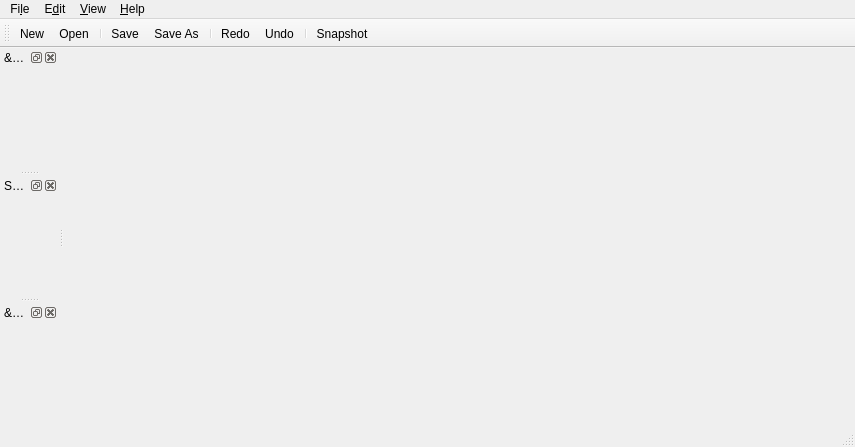
Above: res/designer/mainwindow.ui from tsalemink/neon before the change. Below: the same form after it.
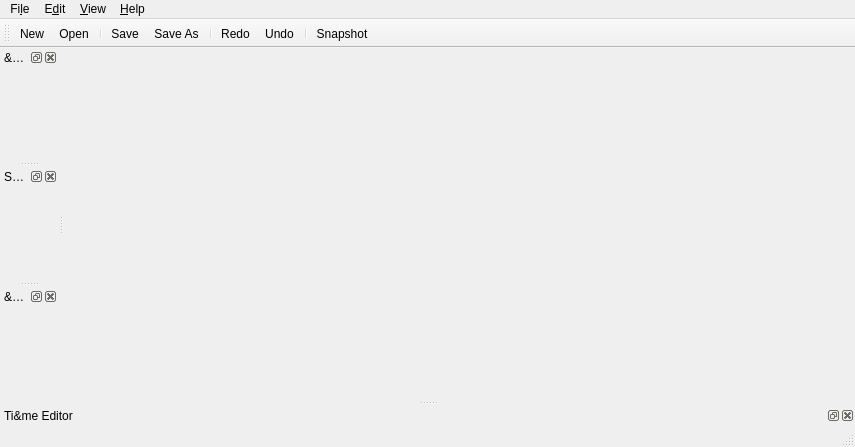
That is the form after the change. Icons and pictures are not drawn. Custom widgets are drawn as their Qt base class.

Commit message: Add skeleton time editor widget.

Patch:
```diff
--- a/res/designer/mainwindow.ui
+++ b/res/designer/mainwindow.ui
@@ -127,6 +127,15 @@
    </attribute>
    <widget class="TessellationEditorWidget" name="dockWidgetContentsTessellationEditor"/>
   </widget>
+  <widget class="QDockWidget" name="dockWidgetTimeEditor">
+   <property name="windowTitle">
+    <string>Ti&amp;me Editor</string>
+   </property>
+   <attribute name="dockWidgetArea">
+    <number>8</number>
+   </attribute>
+   <widget class="TimeEditorWidget" name="dockWidgetContentsTimeEditor"/>
+  </widget>
   <action name="action_Open">
    <property name="icon">
     <iconset resource="../icons.qrc">
@@ -273,6 +282,12 @@
    <header>opencmiss/neon/ui/editors/tessellationeditorwidget.h</header>
    <container>1</container>
   </customwidget>
+  <customwidget>
+   <class>TimeEditorWidget</class>
+   <extends>QWidget</extends>
+   <header>opencmiss/neon/ui/editors/timeeditorwidget.h</header>
+   <container>1</container>
+  </customwidget>
  </customwidgets>
  <resources>
   <include location="../icons.qrc"/>
```
The commit also changes 5 other files.
